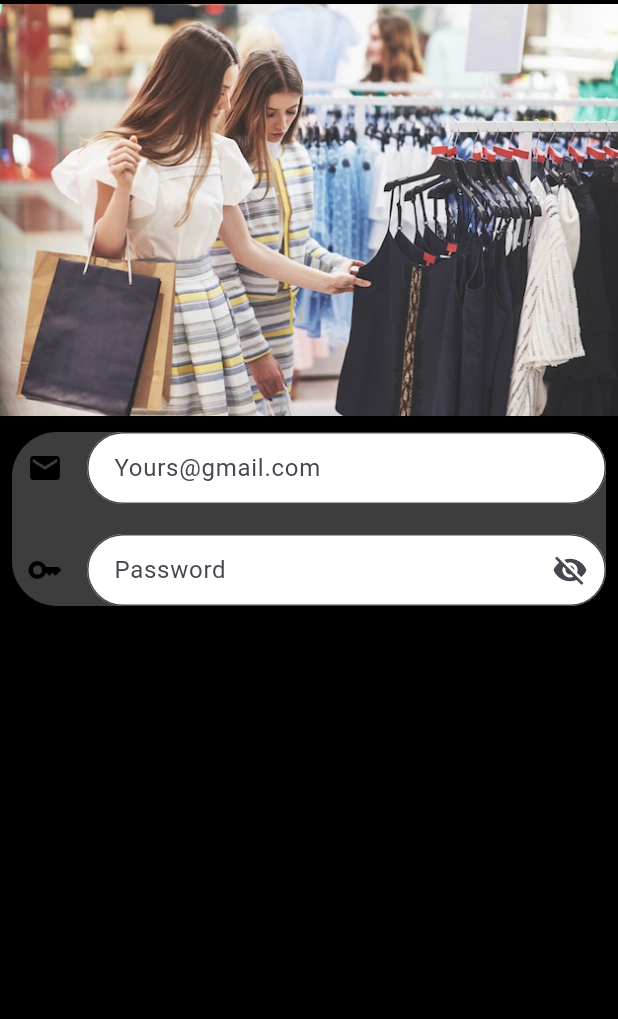
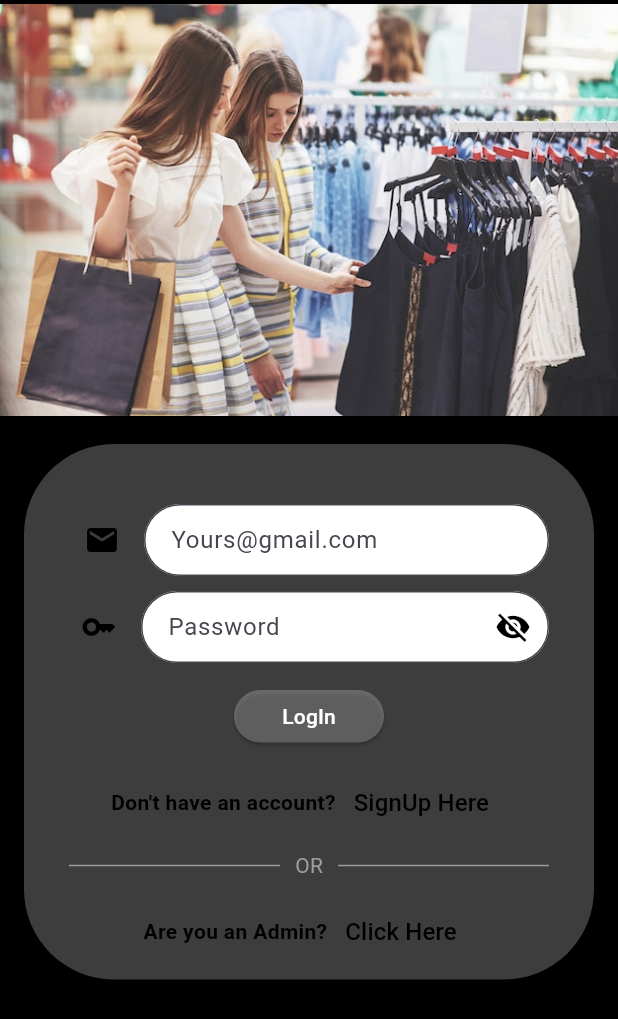
Before and after one commit to Rohan-Beta/ECommerce_App, a Flutter app: the screen it shows after launch, on a phone screen of 412 x 824 dp. Shown: the top 1019 px of the screen. Run offline on Flutter 3.47's test engine with Material 3 defaults, Android fonts, the phone set to English and light mode, and no system bars; our stand-ins replace get.

Commit message:
add screens add utils

```diff
--- a/lib/main.dart
+++ b/lib/main.dart
@@ -18,9 +18,10 @@ class MyApp extends StatelessWidget {
     return GetMaterialApp(
       debugShowCheckedModeBanner: false,
       title: 'Ecommerce Store',
-        theme: ThemeData(
-          primarySwatch: Colors.purple,
-        ),
+      // theme: ThemeData(
+      //   primarySwatch: Colors.purple,
+      //   useMaterial3: true,
+      // ),
       // theme: ThemeData(
       //   colorScheme: ColorScheme.fromSeed(seedColor: Colors.deepPurple),
       //   useMaterial3: true,
@@ -36,6 +37,7 @@ class MyApp extends StatelessWidget {
             ),
           ),
         ),
-        ));
+      ),
+    );
   }
 }
--- a/lib/users/authentication/login_screen.dart
+++ b/lib/users/authentication/login_screen.dart
@@ -1,6 +1,9 @@
 // ignore_for_file: prefer_const_constructors, prefer_const_literals_to_create_immutables
 
+import 'package:ecommerce/users/authentication/sign_in_screen.dart';
+import 'package:ecommerce/utilss/next_screen.dart';
 import 'package:ecommerce/utilss/screen_size.dart';
+import 'package:ecommerce/utilss/text_form_format.dart';
 import 'package:flutter/material.dart';
 import 'package:get/get.dart';
 
@@ -14,6 +17,7 @@ class LogInScreen extends StatefulWidget {
 class _LogInScreenState extends State<LogInScreen> {
   Size screenSize = MyScreenSize().getScreenSize();
   var formKey = GlobalKey<FormState>();
+  var formKey1 = GlobalKey<FormState>();
 
   TextEditingController emailController = TextEditingController();
   TextEditingController passwordController = TextEditingController();
@@ -25,7 +29,8 @@ class _LogInScreenState extends State<LogInScreen> {
     return Scaffold(
       backgroundColor: Colors.black,
       body: SafeArea(
-        child: LayoutBuilder(builder: (context, constains) {
+        child: LayoutBuilder(
+          builder: (context, constains) {
             return ConstrainedBox(
               constraints: BoxConstraints(
                 minHeight: constains.maxHeight,
@@ -39,12 +44,12 @@ class _LogInScreenState extends State<LogInScreen> {
                       child: Image.asset("MyAssets/imagess/login.jpg"),
                     ),
                     Padding(
-                    padding: const EdgeInsets.all(8.0),
+                      padding: const EdgeInsets.all(16.0),
                       child: Container(
                         decoration: BoxDecoration(
                           color: Colors.white24,
                           borderRadius: BorderRadius.all(
-                          Radius.circular(30),
+                            Radius.circular(60),
                           ),
                           boxShadow: [
                             BoxShadow(
@@ -54,73 +59,47 @@ class _LogInScreenState extends State<LogInScreen> {
                             )
                           ],
                         ),
+                        child: Padding(
+                          padding: const EdgeInsets.only(
+                              left: 30, top: 30, right: 30, bottom: 8),
                           child: Column(
                             children: [
                               Form(
                                 key: formKey,
                                 child: Column(
                                   children: [
+                                    SizedBox(
+                                      height: 10,
+                                    ),
+
                                     // email
-                                TextFormField(
-                                  controller: emailController,
+
+                                    MyTextForm().myText(
+                                        emailController,
+                                        "Yours@gmail.com",
+                                        "Email can not be empty",
+                                        Icons.mail),
+
+                                    SizedBox(
+                                      height: 10,
+                                    ),
+
+                                    // password
+
+                                    Obx(
+                                      () => TextFormField(
+                                        controller: passwordController,
+                                        obscureText: isObsecure.value,
                                         validator: (value) {
                                           if (value!.isEmpty) {
-                                      return "Name cannot be empty";
+                                            return "password can not be empty";
                                           }
                                           return null;
                                         },
                                         decoration: InputDecoration(
-                                    // prefixIcon:
                                           icon: Padding(
-                                      padding: const EdgeInsets.only(left: 10),
-                                      child: Icon(
-                                        Icons.email,
-                                        color: Colors.black,
-                                      ),
-                                    ),
-                                    hintText: "Yours@gmail.com",
-                                    border: OutlineInputBorder(
-                                      borderRadius: BorderRadius.circular(30),
-                                      borderSide: BorderSide(
-                                        color: Colors.white60,
-                                      ),
-                                    ),
-                                    focusedBorder: OutlineInputBorder(
-                                      borderRadius: BorderRadius.circular(30),
-                                      borderSide:
-                                          const BorderSide(color: Colors.blue),
-                                    ),
-                                    errorBorder: OutlineInputBorder(
-                                      borderRadius: BorderRadius.circular(8),
-                                      borderSide:
-                                          const BorderSide(color: Colors.red),
-                                    ),
-                                    contentPadding: EdgeInsets.symmetric(
-                                      horizontal: 14,
-                                      vertical: 6,
-                                    ),
-                                    fillColor: Colors.white,
-                                    filled: true,
-                                  ),
-                                ),
-
-                                SizedBox(
-                                  height: 20,
-                                ),
-
-                                // password
-                                TextFormField(
-                                  controller: passwordController,
-                                  validator: (value) {
-                                    if (value!.isEmpty) {
-                                      return "Name cannot be empty";
-                                    }
-                                    return null;
-                                  },
-                                  decoration: InputDecoration(
-                                    // prefixIcon:
-                                    icon: Padding(
-                                      padding: const EdgeInsets.only(left: 10),
+                                            padding:
+                                                const EdgeInsets.only(left: 8),
                                             child: Icon(
                                               Icons.key,
                                               color: Colors.black,
@@ -128,20 +107,23 @@ class _LogInScreenState extends State<LogInScreen> {
                                           ),
                                           hintText: "Password",
                                           border: OutlineInputBorder(
-                                      borderRadius: BorderRadius.circular(30),
+                                            borderRadius:
+                                                BorderRadius.circular(30),
                                             borderSide: BorderSide(
                                               color: Colors.white60,
                                             ),
                                           ),
                                           focusedBorder: OutlineInputBorder(
-                                      borderRadius: BorderRadius.circular(30),
-                                      borderSide:
-                                          const BorderSide(color: Colors.blue),
+                                            borderRadius:
+                                                BorderRadius.circular(30),
+                                            borderSide: const BorderSide(
+                                                color: Colors.blue),
                                           ),
                                           errorBorder: OutlineInputBorder(
-                                      borderRadius: BorderRadius.circular(8),
-                                      borderSide:
-                                          const BorderSide(color: Colors.red),
+                                            borderRadius:
+                                                BorderRadius.circular(8),
+                                            borderSide: const BorderSide(
+                                                color: Colors.red),
                                           ),
                                           contentPadding: EdgeInsets.symmetric(
                                             horizontal: 14,
@@ -151,20 +133,122 @@ class _LogInScreenState extends State<LogInScreen> {
                                           filled: true,
                                           suffixIcon: Obx(
                                             () => GestureDetector(
-                                        onTap: () {},
+                                              onTap: () {
+                                                isObsecure.value =
+                                                    !isObsecure.value;
+                                              },
                                               child: Icon(
                                                 isObsecure.value
                                                     ? Icons.visibility_off
                                                     : Icons.visibility,
+                                                color: Colors.black,
                                               ),
                                             ),
                                           ),
                                         ),
                                       ),
+                                    ),
+                                    SizedBox(
+                                      height: 18,
+                                    ),
+
+                                    // log in button
+
+                                    SizedBox(
+                                      height: 35,
+                                      width: 100,
+                                      child: ElevatedButton(
+                                        style: ElevatedButton.styleFrom(
+                                            backgroundColor: Colors.white24),
+                                        child: const Text(
+                                          "LogIn",
+                                          style: TextStyle(color: Colors.white),
+                                        ),
+                                        onPressed: () {},
+                                      ),
+                                    ),
                                   ],
                                 ),
-                          )
+                              ),
+                              // sign in user
+
+                              Padding(
+                                padding:
+                                    const EdgeInsets.only(top: 16, bottom: 8),
+                                child: Row(
+                                  mainAxisAlignment: MainAxisAlignment.center,
+                                  children: [
+                                    Text(
+                                      "Don't have an account?",
+                                      style: TextStyle(
+                                          color: Colors.black,
+                                          fontWeight: FontWeight.bold),
+                                    ),
+                                    TextButton(
+                                      onPressed: () {
+                                        nextScreen(context, SignInScreen());
+                                      },
+                                      child: Text(
+                                        "SignUp Here",
+                                        style: TextStyle(
+                                            color: Colors.black, fontSize: 16),
+                                      ),
+                                    ),
                                   ],
+                                ),
+                              ),
+                              Row(
+                                children: [
+                                  Expanded(
+                                    child: Container(
+                                      height: 1,
+                                      color: Colors.grey,
+                                    ),
+                                  ),
+                                  const Padding(
+                                    padding:
+                                        EdgeInsets.symmetric(horizontal: 10),
+                                    child: Text(
+                                      "OR",
+                                      style: TextStyle(color: Colors.grey),
+                                    ),
+                                  ),
+                                  Expanded(
+                                    child: Container(
+                                      height: 1,
+                                      color: Colors.grey,
+                                    ),
+                                  ),
+                                ],
+                              ),
+                              // admin login
+
+                              Padding(
+                                padding: const EdgeInsets.only(top: 10),
+                                child: Row(
+                                  mainAxisAlignment: MainAxisAlignment.center,
+                                  children: [
+                                    Text(
+                                      "Are you an Admin?",
+                                      style: TextStyle(
+                                          color: Colors.black,
+                                          fontWeight: FontWeight.bold),
+                                    ),
+                                    TextButton(
+                                      onPressed: () {
+                                        nextScreen(context, SignInScreen());
+                                      },
+                                      child: Text(
+                                        "Click Here",
+                                        style: TextStyle(
+                                            color: Colors.black, fontSize: 16),
+                                      ),
+                                    ),
+                                  ],
+                                ),
+                              ),
+                            ],
+                          ),
                         ),
                       ),
                     ),
@@ -172,7 +256,8 @@ class _LogInScreenState extends State<LogInScreen> {
                 ),
               ),
             );
-        }),
+          },
+        ),
       ),
     );
   }
--- /dev/null
+++ b/lib/utilss/text_form_format.dart
@@ -0,0 +1,48 @@
+// ignore_for_file: prefer_const_constructors
+
+import 'package:flutter/material.dart';
+
+class MyTextForm {
+  TextFormField myText(TextEditingController controller, String hintText,
+      String returnText, IconData myIcon) {
+    return TextFormField(
+      controller: controller,
+      validator: (value) {
+        if (value!.isEmpty) {
+          return returnText;
+        }
+        return null;
+      },
+      decoration: InputDecoration(
+        icon: Padding(
+          padding: const EdgeInsets.only(left: 10),
+          child: Icon(
+            myIcon,
+            color: Colors.black,
+          ),
+        ),
+        hintText: hintText,
+        border: OutlineInputBorder(
+          borderRadius: BorderRadius.circular(30),
+          borderSide: BorderSide(
+            color: Colors.white60,
+          ),
+        ),
+        focusedBorder: OutlineInputBorder(
+          borderRadius: BorderRadius.circular(30),
+          borderSide: const BorderSide(color: Colors.blue),
+        ),
+        errorBorder: OutlineInputBorder(
+          borderRadius: BorderRadius.circular(8),
+          borderSide: const BorderSide(color: Colors.red),
+        ),
+        contentPadding: EdgeInsets.symmetric(
+          horizontal: 14,
+          vertical: 6,
+        ),
+        fillColor: Colors.white,
+        filled: true,
+      ),
+    );
+  }
+}
```
Also changed, not shown: lib/users/authentication/sign_in_screen.dart (added, +281 -0 lines). Lines whose indentation alone changed are shown as unchanged.
